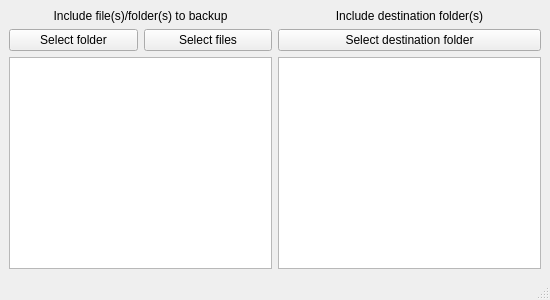
Before: the Qt Designer form auto_backup/mainwindow.ui in tuliovfarias/QT_auto_backup, drawn with Qt 5.
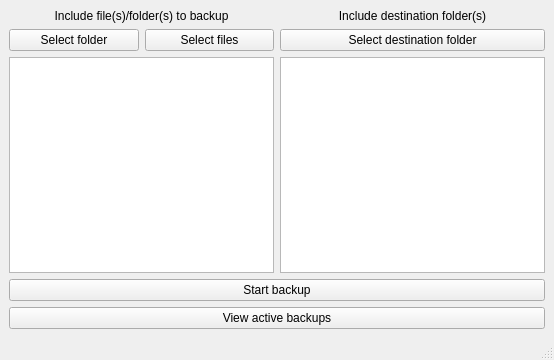
After: the same form once the commit is applied.

Commit message: buttons start and view backup list added

Patch:
```diff
--- a/auto_backup/mainwindow.ui
+++ b/auto_backup/mainwindow.ui
@@ -6,8 +6,8 @@
    <rect>
     <x>0</x>
     <y>0</y>
-    <width>550</width>
-    <height>300</height>
+    <width>554</width>
+    <height>360</height>
    </rect>
   </property>
   <property name="minimumSize">
@@ -158,6 +158,20 @@
       </item>
      </layout>
     </item>
+    <item>
+     <widget class="QPushButton" name="Button_start">
+      <property name="text">
+       <string>Start backup</string>
+      </property>
+     </widget>
+    </item>
+    <item>
+     <widget class="QPushButton" name="Button_view_active">
+      <property name="text">
+       <string>View active backups</string>
+      </property>
+     </widget>
+    </item>
    </layout>
   </widget>
   <widget class="QMenuBar" name="menubar">
```
Left out of the diff: 2 changed lines with no effect on the pictures. The commit also changes 3 other files.
